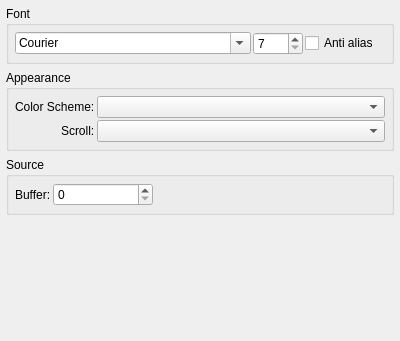
Above: resources/ui/configure/terminal.ui from prymatex/prymatex before the change. Below: the same form after it.
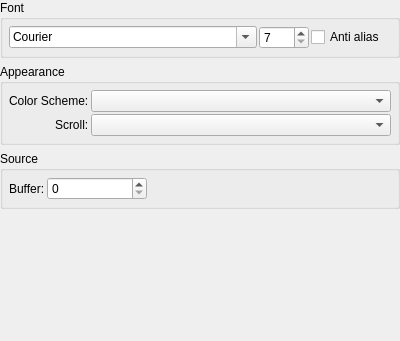
That is the form after the change.

Patch:
```diff
--- a/resources/ui/configure/terminal.ui
+++ b/resources/ui/configure/terminal.ui
@@ -14,9 +14,12 @@
    <string>Terminal</string>
   </property>
   <layout class="QVBoxLayout" name="verticalLayout_2">
-   <property name="margin">
+   <property name="spacing">
     <number>6</number>
    </property>
+   <property name="margin">
+    <number>0</number>
+   </property>
    <item>
     <widget class="QGroupBox" name="groupBoxFont">
      <property name="title">
```
